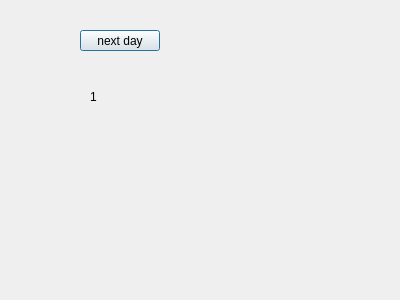
The window that map.ui (AlirezaM02/AP_Project) describes before a commit, drawn with Qt 5.
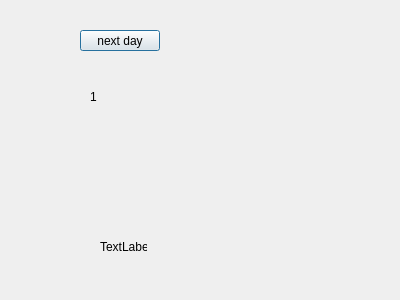
The same window after the commit.

```diff
--- a/map.ui
+++ b/map.ui
@@ -39,6 +39,19 @@
     <string>1</string>
    </property>
   </widget>
+  <widget class="QLabel" name="userlbl">
+   <property name="geometry">
+    <rect>
+     <x>100</x>
+     <y>240</y>
+     <width>47</width>
+     <height>13</height>
+    </rect>
+   </property>
+   <property name="text">
+    <string>TextLabel</string>
+   </property>
+  </widget>
  </widget>
  <resources/>
  <connections/>
```
